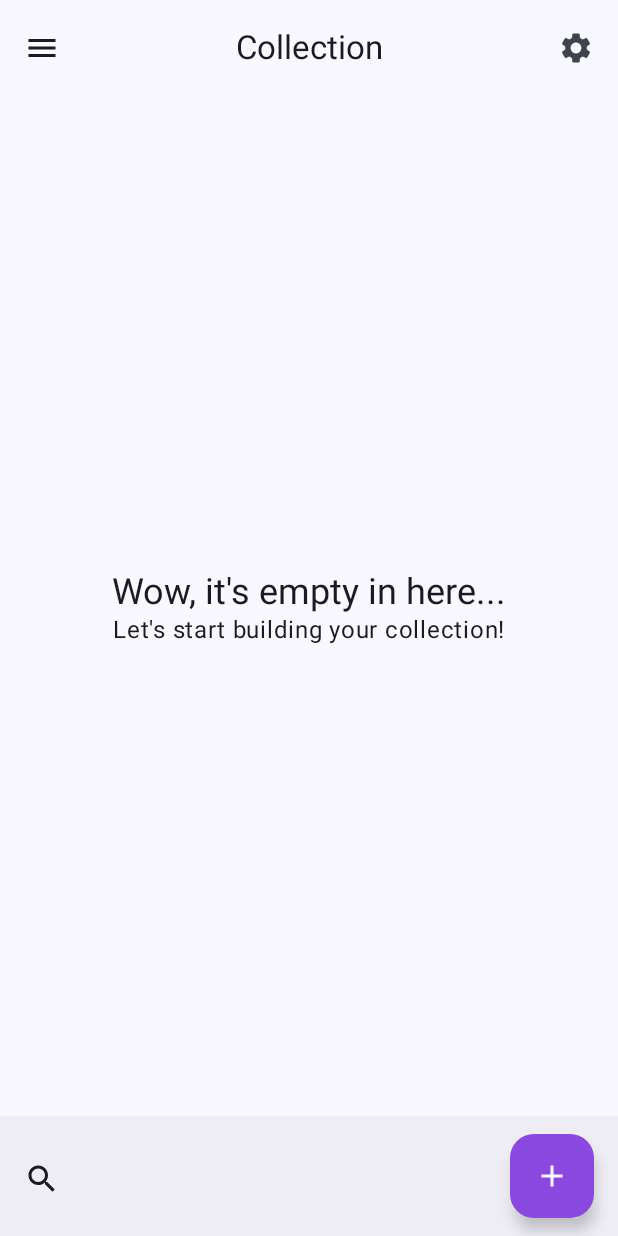
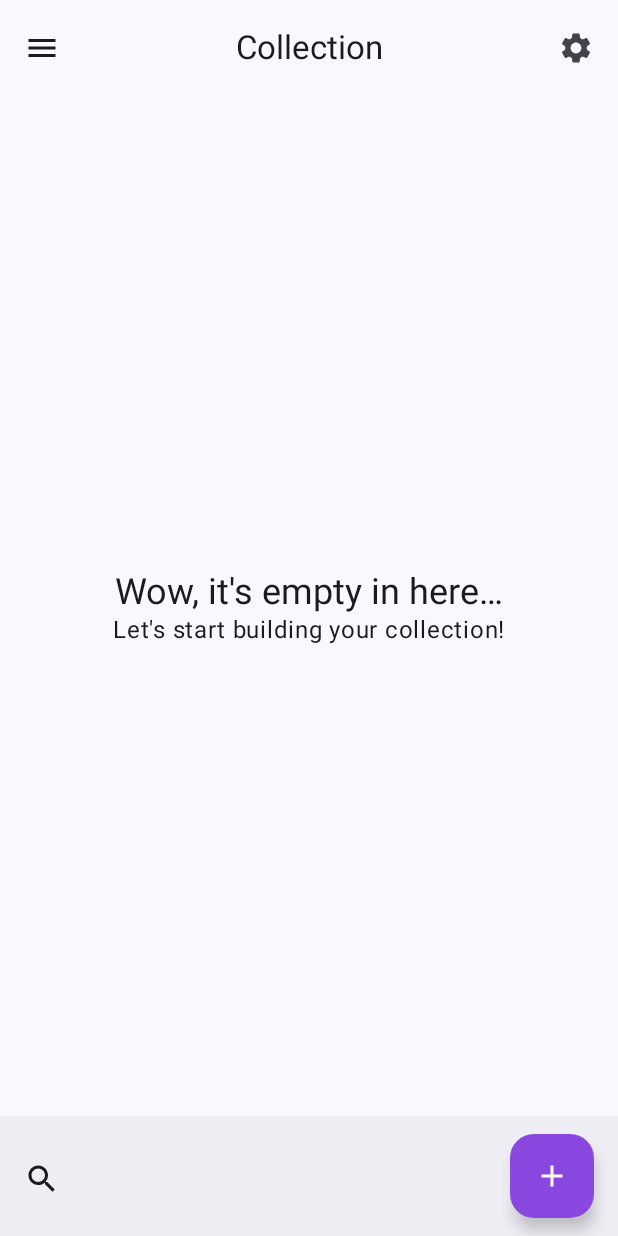
Before and after one commit to bkennedy06/MADFinalProj, an Android app built with Jetpack Compose: the screen it shows after launch (MainActivity), on a phone screen of 412 x 824 dp. Run offline under Robolectric (Android 15) with nearby library versions, the phone set to English and light mode, and no system bars; pictures from the network do not load.

Commit message:
Moved all viable strings to strings.xml and matched translations for other languages

```diff
--- a/app/src/main/java/com/zybooks/pizzaparty/MainActivity.kt
+++ b/app/src/main/java/com/zybooks/pizzaparty/MainActivity.kt
@@ -82,6 +82,7 @@ import androidx.compose.foundation.Image
 import androidx.compose.foundation.border
 import androidx.compose.material3.AlertDialog
 import androidx.compose.material3.CardDefaults
+import androidx.compose.ui.res.stringResource
 import coil.compose.AsyncImage
 
 class MainActivity : ComponentActivity() {
@@ -134,7 +135,7 @@ fun PizzaPartyScreen(
    Scaffold(
       topBar = {
          CenterAlignedTopAppBar(
-            title = { Text(text = "Collection") },
+            title = { Text(text = stringResource(R.string.collection_title)) },
             navigationIcon = {
                IconButton(onClick = { showBottomSheet = true }) {
                   Icon(imageVector = Icons.Default.Menu, contentDescription = "Menu")
@@ -175,8 +176,8 @@ fun PizzaPartyScreen(
          if (filteredAlbums.isEmpty() && searchQuery.isNotBlank()) {
             Text("No matching albums found", style = MaterialTheme.typography.headlineSmall)
          } else if (albumList.isEmpty()) {
-            Text("Wow, it's empty in here...", style = MaterialTheme.typography.headlineSmall)
-            Text("Let's start building your collection!", style = MaterialTheme.typography.bodyLarge)
+            Text(text = stringResource(R.string.empty_collection_message), style = MaterialTheme.typography.headlineSmall)
+            Text(text = stringResource(R.string.empty_collection_subtext), style = MaterialTheme.typography.bodyLarge)
          } else {
             VinylCollectionGrid(albums = filteredAlbums, onDeleteAlbum = { vinylCollectionViewModel.deleteAlbum(it) })
          }
@@ -191,17 +192,17 @@ fun PizzaPartyScreen(
          Column {
             ListItem(
                leadingContent = { Icon(Icons.Default.List, contentDescription = "Wishlist") },
-               headlineContent = { Text("Wishlist") },
+               headlineContent = { Text(text = stringResource(R.string.wishlist)) },
                modifier = Modifier.clickable { /* Navigate to Wishlist */ }
             )
             ListItem(
                leadingContent = { Icon(Icons.Default.Info, contentDescription = "Statistics") },
-               headlineContent = { Text("Statistics") },
+               headlineContent = { Text(text = stringResource(R.string.statistics)) },
                modifier = Modifier.clickable { navController.navigate("stats") }
             )
             ListItem(
                leadingContent = { Icon(Icons.Default.Settings, contentDescription = "Settings") },
-               headlineContent = { Text("Settings") },
+               headlineContent = { Text(text = stringResource(R.string.settings)) },
                modifier = Modifier.clickable {
                   navController.navigate("settings")
                   showBottomSheet = false
@@ -235,7 +236,7 @@ fun PizzaPartyScreen(
                TextField(
                   value = searchQuery,
                   onValueChange = { searchQuery = it },
-                  placeholder = { Text("Search..") },
+                  placeholder = { Text(text = stringResource(R.string.search_text)) },
                   singleLine = true,
                   modifier = Modifier
                      .weight(1f)
@@ -332,18 +333,18 @@ fun VinylDetailsPopup(album: Album, onDismiss: () -> Unit, onDelete: () -> Unit)
    if (showConfirmDelete) {
       AlertDialog(
          onDismissRequest = { showConfirmDelete = false },
-         title = { Text("Confirm Deletion") },
-         text = { Text("Are you sure you want to delete '${album.name}'?") },
+         title = { Text(text = stringResource(R.string.deletion_confirm)) },
+         text = { Text(text = stringResource(R.string.confirm_delete_album, album.name)) },
          confirmButton = {
             Button(onClick = {
                onDelete() // Delete album
                showConfirmDelete = false
                onDismiss() // Close popup
-            }) { Text("Delete") }
+            }) { Text(text = stringResource(R.string.delete)) }
          },
          dismissButton = {
             Button(onClick = { showConfirmDelete = false }) {
-               Text("Cancel")
+               Text(text = stringResource(R.string.cancel))
             }
          }
       )
@@ -353,7 +354,7 @@ fun VinylDetailsPopup(album: Album, onDismiss: () -> Unit, onDelete: () -> Unit)
       onDismissRequest = { onDismiss() },
       confirmButton = {
          Button(onClick = { showConfirmDelete = true }) {
-            Text("Delete")
+            Text(text = stringResource(R.string.delete))
          }
       },
       title = {
@@ -372,16 +373,14 @@ fun VinylDetailsPopup(album: Album, onDismiss: () -> Unit, onDelete: () -> Unit)
                contentScale = ContentScale.Crop
             )
             Spacer(modifier = Modifier.height(8.dp))
-            Text("Artist: ${album.artist}")
-            Text("Year: ${album.releaseYear}")
-            Text("Genre: ${album.genre}")
+            Text(text = stringResource(R.string.artistVar, album.artist))
+            Text(text = stringResource(R.string.yearVar, album.releaseYear))
+            Text(text = stringResource(R.string.genreVar, album.genre))
             //Text("Market Value: ${album.marketValue ?: "N/A"}")
          }
       }
    )
 }
-
-
 
 @Composable
 fun AddAlbumDialog(
@@ -412,7 +411,7 @@ fun AddAlbumDialog(
          modifier = Modifier.padding(16.dp)
       ) {
          Column(modifier = Modifier.padding(16.dp)) {
-            Text(text = "Add Entry", style = MaterialTheme.typography.headlineSmall)
+            Text(text = stringResource(R.string.add_entry), style = MaterialTheme.typography.headlineSmall)
             Spacer(modifier = Modifier.height(8.dp))
 
             // Album Title (Searchable)
@@ -427,7 +426,7 @@ fun AddAlbumDialog(
                         discogsViewModel.clearResults() // Clear results if input is empty
                      }
                   },
-                  label = { Text("Title") },
+                  label = { Text(text = stringResource(R.string.title)) },
                   singleLine = true,
                   modifier = Modifier.fillMaxWidth(),
                   trailingIcon = {
@@ -448,7 +447,7 @@ fun AddAlbumDialog(
                   ) {
                      searchResults.forEach { album ->
                         Text(
-                           text = album.title ?: "Unknown",
+                           text = album.title ?: stringResource(R.string.unknown),
                            modifier = Modifier
                               .clickable {
                                  // Split title to get artist and album title
@@ -474,11 +473,11 @@ fun AddAlbumDialog(
             Spacer(modifier = Modifier.height(8.dp))
 
             // Other fields
-            TextField(value = artist, onValueChange = { artist = it }, label = { Text("Artist") }, singleLine = true, modifier = Modifier.fillMaxWidth())
+            TextField(value = artist, onValueChange = { artist = it }, label = { Text(text = stringResource(R.string.artist)) }, singleLine = true, modifier = Modifier.fillMaxWidth())
             Spacer(modifier = Modifier.height(8.dp))
-            TextField(value = releaseYear, onValueChange = { releaseYear = it }, label = { Text("Release Year") }, singleLine = true, modifier = Modifier.fillMaxWidth())
+            TextField(value = releaseYear, onValueChange = { releaseYear = it }, label = { Text(text = stringResource(R.string.release_year)) }, singleLine = true, modifier = Modifier.fillMaxWidth())
             Spacer(modifier = Modifier.height(8.dp))
-            TextField(value = genre, onValueChange = { genre = it }, label = { Text("Genre") }, singleLine = true, modifier = Modifier.fillMaxWidth())
+            TextField(value = genre, onValueChange = { genre = it }, label = { Text(text = stringResource(R.string.genre)) }, singleLine = true, modifier = Modifier.fillMaxWidth())
             Spacer(modifier = Modifier.height(16.dp))
 
             // Image selection and preview
@@ -516,7 +515,7 @@ fun AddAlbumDialog(
                      contentScale = ContentScale.Crop
                   )
                } else {
-                  Text(text = "Upload Cover", style = MaterialTheme.typography.bodyLarge)
+                  Text(text = stringResource(R.string.upload_cover), style = MaterialTheme.typography.bodyLarge)
                }
             }
 
@@ -525,7 +524,7 @@ fun AddAlbumDialog(
 
             // Buttons
             Row(modifier = Modifier.fillMaxWidth(), horizontalArrangement = Arrangement.SpaceBetween) {
-               Button(onClick = { onDismiss() }) { Text("Cancel") }
+               Button(onClick = { onDismiss() }) { Text(text = stringResource(R.string.cancel)) }
                Button(onClick = {
                   if (albumName.isNotBlank()) {
                      val finalImageUri = albumCoverUri?.toString() ?: albumCoverUrl // Use uploaded image if available, otherwise API image
@@ -540,7 +539,7 @@ fun AddAlbumDialog(
                      )
                      onDismiss()
                   }
-               }) { Text("Add") }
+               }) { Text(text = stringResource(R.string.add)) }
             }
          }
       }
--- a/app/src/main/res/values/strings.xml
+++ b/app/src/main/res/values/strings.xml
@@ -6,19 +6,32 @@
     <string name="add_entry">Add Entry</string>
     <string name="cancel">Cancel</string>
     <string name="add">Add</string>
+    <string name="delete">Delete</string>
     <string name="upload_cover">Upload Cover</string>
     <string name="search_album">Search Album</string>
     <string name="title">Title</string>
     <string name="artist">Artist</string>
+    <string name="artistVar">Artist: %1$s?</string>
     <string name="release_year">Release Year</string>
+    <string name="yearVar">Year: %1$s?</string>
     <string name="genre">Genre</string>
+    <string name="genreVar">Genre: %1$s?</string>
     <string name="statistics">Statistics</string>
-    <string name="total_albums">Total Albums Owned: %1$d</string>
-    <string name="total_artists">Total Artists: %1$d</string>
+    <string name="wishlist">Wishlist</string>
+    <string name="settings">Settings</string>
+    <string name="search_text">Search…</string>
+    <string name="deletion_confirm">Confirm Deletion</string>
+    <string name="confirm_delete_album">Are you sure you want to delete %1$s?</string>
+    // -------Stats Strings --------
+    <string name="total_albums">Total Albums Owned: %1$s</string>
+    <string name="total_artists">Total Artists: %1$s</string>
     <string name="most_owned_artist">Most Owned Artist: %1$s</string>
-    <string name="total_market_value">Total Market Value: $%1$.2f</string>
+    <string name="total_market_value">Total Market Value: $%1$s</string>
     <string name="oldest_album">Oldest Album: %1$s</string>
-    <string name="most_expensive_album">Most Expensive Album: %1$s ($%2$.2f)</string>
+    <string name="most_expensive_album">Most Expensive Album: %1$s</string>
+    // -------end stats---------------
     <string name="dark_mode">Dark Mode</string>
     <string name="language">Language: %1$s</string>
+    <string name="select_language">Select Language</string>
+    <string name="unknown">Unknown</string>
 </resources>
```
Also changed, not shown: app/src/main/java/com/zybooks/pizzaparty/SettingsViewModel.kt (+47 -10 lines), app/src/main/java/com/zybooks/pizzaparty/SettingsViewModelFactory.kt (added, +15 -0 lines), app/src/main/java/com/zybooks/pizzaparty/StatsViewModel.kt (+8 -8 lines), 4 other files.
